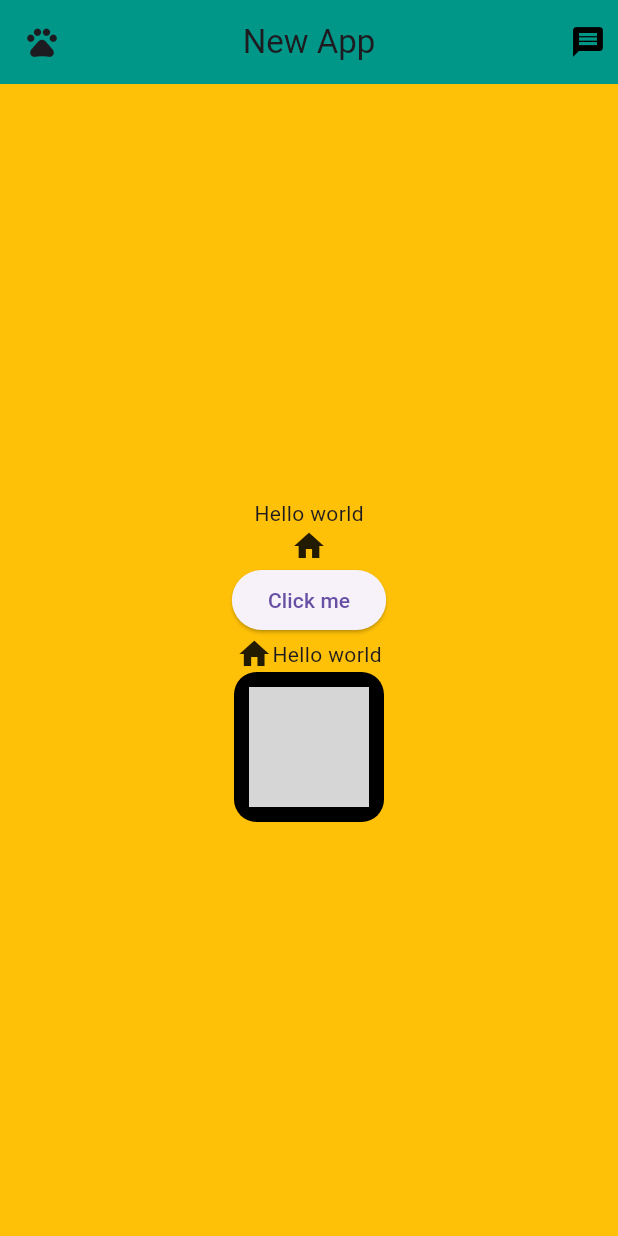
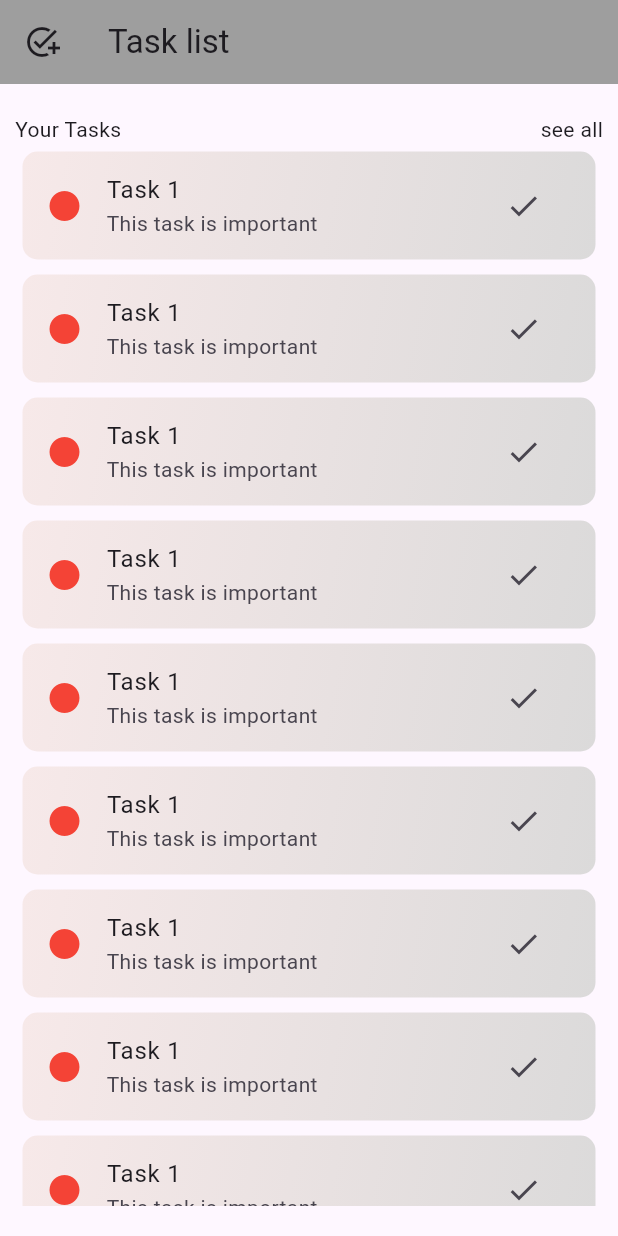
Before and after one commit to ThinkCode-IT-Solutions/App-Dev-005, a Flutter app: the screen it shows after launch, on a phone screen of 412 x 824 dp. Run offline on Flutter 3.47's test engine with Material 3 defaults, Android fonts, the phone set to English and light mode, and no system bars; grey boxes are pictures that could not be loaded.

Commit message:
listTile widget done

```diff
--- /dev/null
+++ b/lib/components/task_item.dart
@@ -0,0 +1,34 @@
+import 'package:flutter/material.dart';
+
+class TaskItem extends StatelessWidget {
+  Widget build(BuildContext context) {
+    return Container(
+      decoration: BoxDecoration(
+        gradient: LinearGradient(
+          colors: [
+          const Color.fromARGB(255, 247, 233, 233),
+          const Color.fromARGB(255, 219, 218, 218),
+        ],
+          begin: Alignment.topLeft,
+          end: Alignment.bottomRight
+        ),
+
+        borderRadius: BorderRadius.circular(10),
+      ),
+      margin: EdgeInsets.all(5),
+      child: ListTile(
+        title: Text("Task 1"),
+        leading: Icon(Icons.circle, color: Colors.red),
+        subtitle: Text("This task is important"),
+        trailing: IconButton(
+          onPressed: () {
+            print("button is clicked");
+          },
+          icon: Icon(Icons.check),
+        ),
+
+        // tileColor: Colors.grey,
+      ),
+    );
+  }
+}
--- a/lib/main.dart
+++ b/lib/main.dart
@@ -1,4 +1,5 @@
 import 'package:app_dev_005/pages/home_page.dart';
+import 'package:app_dev_005/pages/task_list.dart';
 import 'package:flutter/material.dart';
 
 void main () {
@@ -10,7 +11,7 @@ class MainApp extends StatelessWidget{
     return MaterialApp(
       debugShowCheckedModeBanner: false,
       title: "Save my queen app",
-      home: HomePage(),
+      home: TaskListPage(),
     );
   }
 }
--- /dev/null
+++ b/lib/pages/task_list.dart
@@ -0,0 +1,40 @@
+import 'package:app_dev_005/components/task_item.dart';
+import 'package:flutter/material.dart';
+import 'package:flutter/widgets.dart';
+
+class TaskListPage extends StatelessWidget {
+  Widget build(BuildContext context) {
+    return Scaffold(
+      appBar: AppBar(
+        title: Text("Task list"),
+        backgroundColor: Colors.grey,
+        leading: Icon(Icons.add_task),
+      ),
+      body: Container(
+        padding: EdgeInsets.symmetric(vertical: 20,horizontal: 10),
+        width: double.infinity,
+        height: double.infinity,
+        child: SingleChildScrollView(
+          child: Column(
+            crossAxisAlignment: CrossAxisAlignment.start,
+            children: [
+              Row(
+                mainAxisAlignment: MainAxisAlignment.spaceBetween,
+                children: [Text("Your Tasks"), Text("see all")]),
+
+               TaskItem(),
+               TaskItem(),
+               TaskItem(),
+               TaskItem(),
+               TaskItem(),
+               TaskItem(),
+               TaskItem(),
+               TaskItem(),
+               TaskItem(),
+            ],
+          ),
+        ),
+      ),
+    );
+  }
+}
```
